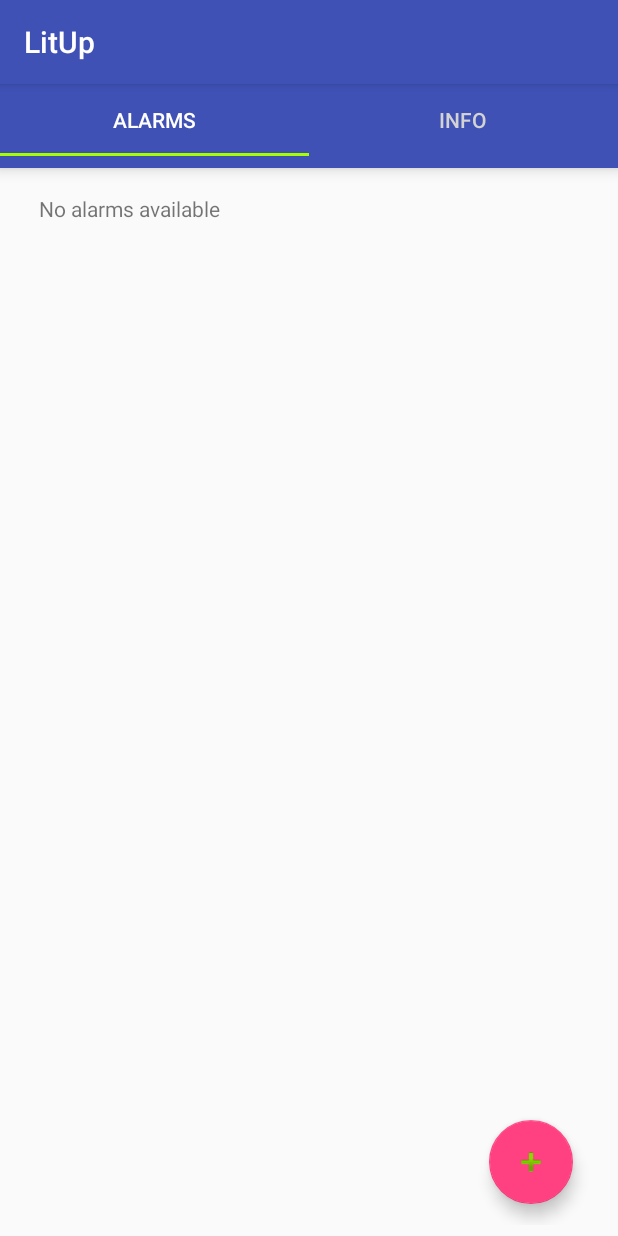
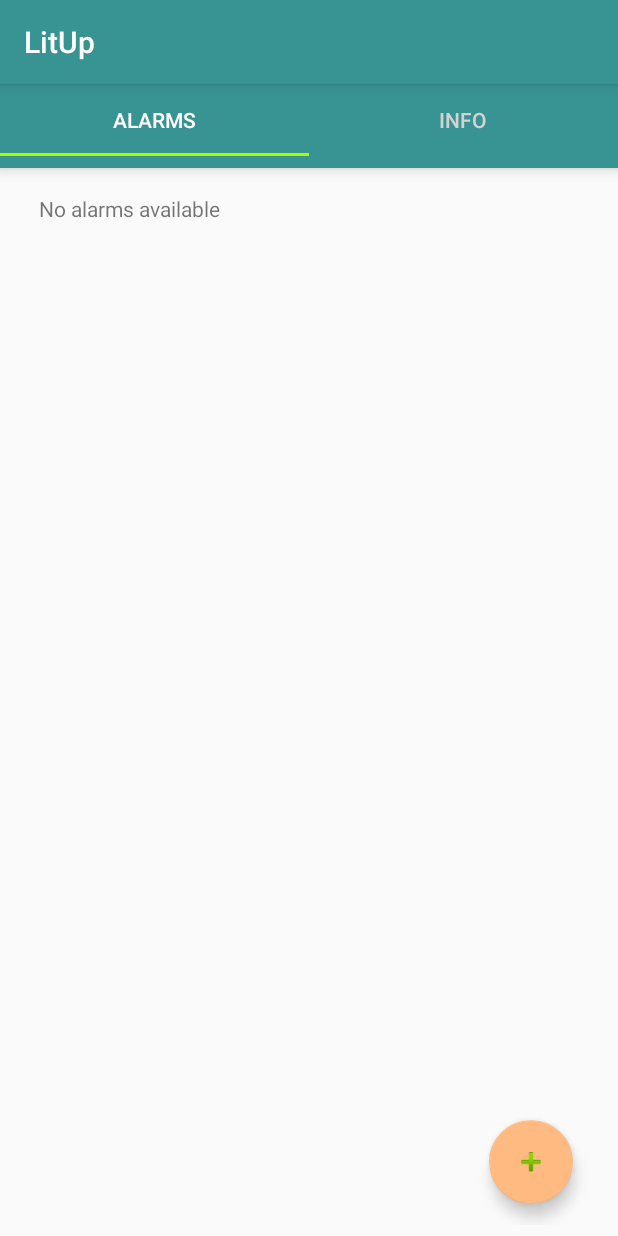
Before and after one commit to Apollina/LitUp, an Android app: the AlarmList screen opened directly, with no data from a screen before it, on a phone screen of 412 x 824 dp. Run offline under Robolectric (Android 15) with nearby library versions, the phone set to English and light mode, and no system bars.

Commit message:
main theme colors update

```diff
--- a/app/src/main/java/com/example/apollinariia/litup/services/Schedulle.java
+++ b/app/src/main/java/com/example/apollinariia/litup/services/Schedulle.java
@@ -52,7 +52,7 @@ public class Schedulle extends IntentService {
         NotificationCompat.Builder mBuilder =
                 new NotificationCompat.Builder(this)
                         .setSmallIcon(R.mipmap.ic_launcher)
-                        .setContentTitle("Wake up, it is time. How about some refreshing suicide?")
+                        .setContentTitle("Wake up, it is time.")
                         .setStyle(new NotificationCompat.BigTextStyle()
                                 .bigText(msg))
                         .setContentText(msg);
--- a/app/src/main/res/values/colors.xml
+++ b/app/src/main/res/values/colors.xml
@@ -1,6 +1,6 @@
 <?xml version="1.0" encoding="utf-8"?>
 <resources>
-    <color name="colorPrimary">#3F51B5</color>
-    <color name="colorPrimaryDark">#303F9F</color>
-    <color name="colorAccent">#FF4081</color>
+    <color name="colorPrimary">#389393</color>
+    <color name="colorPrimaryDark">#8BD7D7</color>
+    <color name="colorAccent">#FFBA81</color>
 </resources>
```
Also changed, not shown: app/src/main/res/layout/alarm_alert.xml (+5 -4 lines).
